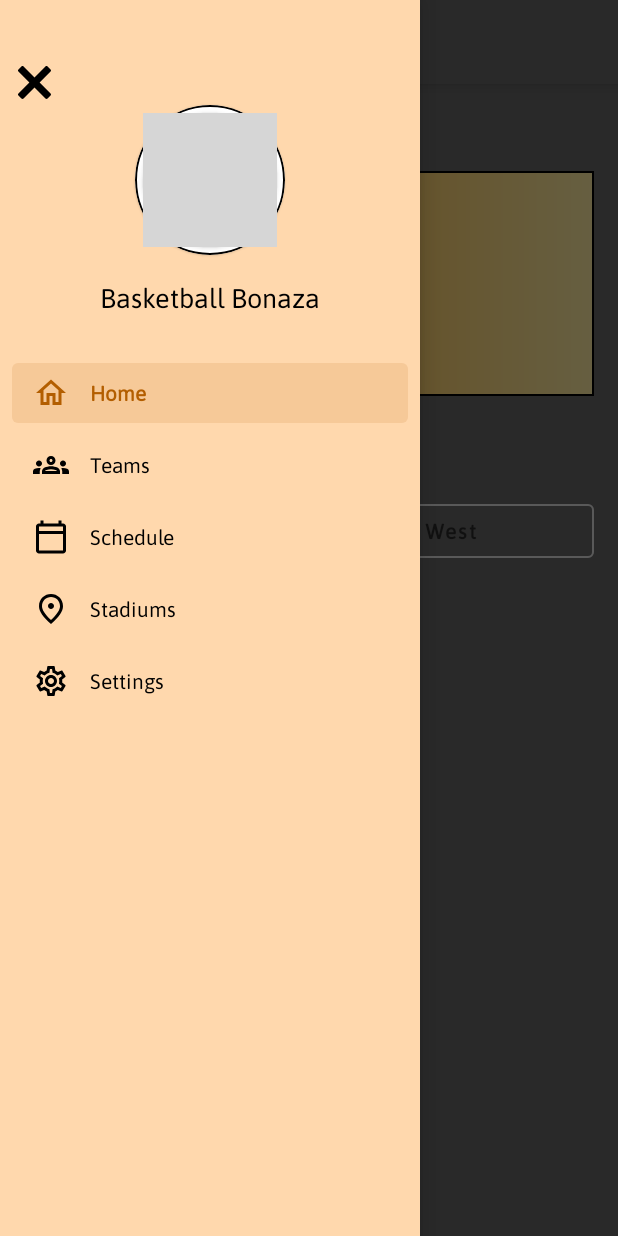
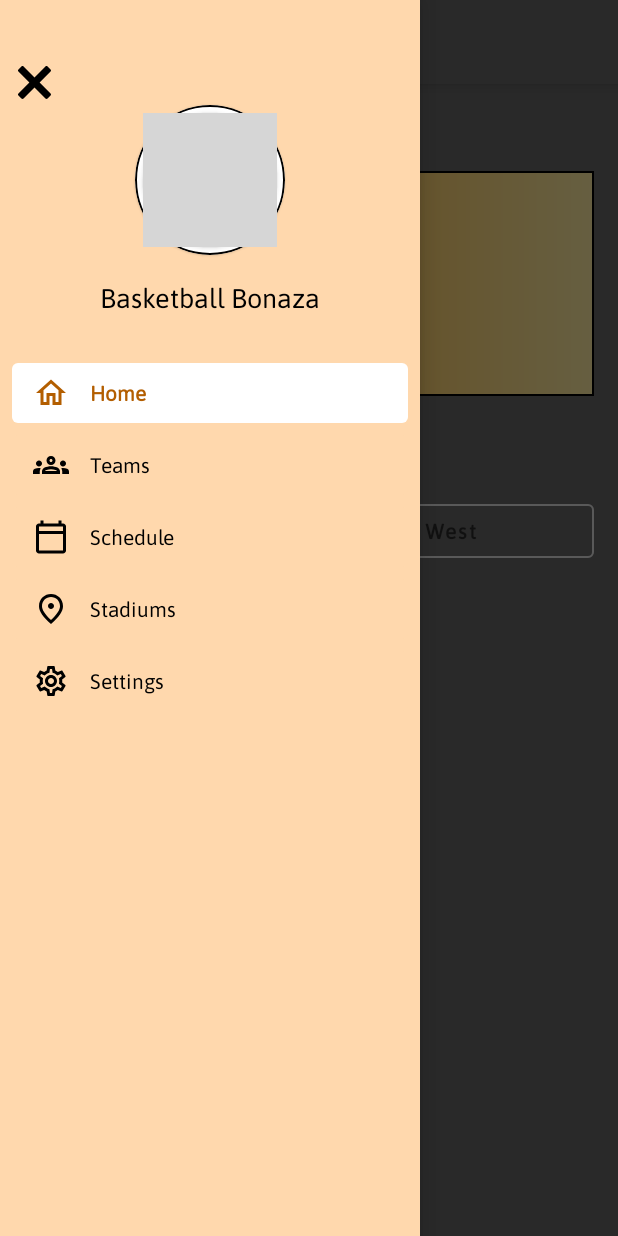
Before and after one commit to InderPanesar/NBA-Android-Application, an Android app: the screen it shows after launch (MainActivity), with the side drawer open, on a phone screen of 412 x 824 dp. Run offline under Robolectric (Android 15) with nearby library versions, the phone set to English and light mode, and no system bars; our stand-ins replace Dagger/Hilt's generated code, Picasso, navigation-ui; pictures from the network do not load; 4 statements that could not run were skipped; grey boxes are pictures that could not be loaded.

Commit message:
Custom Navigation Menu

```diff
--- /dev/null
+++ b/app/src/main/res/drawable/menu_selector.xml
@@ -0,0 +1,5 @@
+<?xml version="1.0" encoding="utf-8"?>
+<selector xmlns:android="http://schemas.android.com/apk/res/android">
+    <item android:color="@color/caramel_selected" android:state_checked="true" />
+    <item android:color="@color/black" android:state_checked="false" />
+</selector>
--- /dev/null
+++ b/app/src/main/res/drawable/menu_tab_selector.xml
@@ -0,0 +1,5 @@
+<?xml version="1.0" encoding="utf-8"?>
+<selector xmlns:android="http://schemas.android.com/apk/res/android">
+    <item android:color="@color/white" android:state_checked="true" />
+    <item android:color="@color/caramel" android:state_checked="false" />
+</selector>
--- a/app/src/main/res/layout/activity_main.xml
+++ b/app/src/main/res/layout/activity_main.xml
@@ -42,6 +42,8 @@
         android:layout_height="match_parent"
         android:layout_gravity="start"
         android:fitsSystemWindows="true"
+        app:itemTextColor="@drawable/menu_selector"
+        app:itemShapeFillColor="@drawable/menu_tab_selector"
         app:headerLayout="@layout/nav_header"
         app:itemTextAppearance="@style/global_text_font"
 
--- a/app/src/main/res/menu/drawer_menu.xml
+++ b/app/src/main/res/menu/drawer_menu.xml
@@ -7,28 +7,28 @@
         <item
             android:id="@+id/landingPage"
             android:icon="@drawable/ic_home"
-            android:iconTint="@color/black"
+            android:iconTint="@drawable/menu_selector"
             android:title="@string/home_menu" />
         <item
             android:id="@+id/teams"
             android:icon="@drawable/ic_team"
-            android:iconTint="@color/black"
+            android:iconTint="@drawable/menu_selector"
             android:title="@string/teams_menu" />
         <item
             android:id="@+id/schedule"
             android:icon="@drawable/ic_calendar"
-            android:iconTint="@color/black"
+            android:iconTint="@drawable/menu_selector"
             android:title="@string/schedule_menu" />
         <item
             android:id="@+id/stadiums"
             android:icon="@drawable/ic_place"
-            android:iconTint="@color/black"
+            android:iconTint="@drawable/menu_selector"
             android:title="@string/stadiums_menu" />
 
         <item
             android:id="@+id/settings"
             android:icon="@drawable/ic_settings"
-            android:iconTint="@color/black"
+            android:iconTint="@drawable/menu_selector"
             android:title="@string/settings_menu" />
     </group>
 
```
